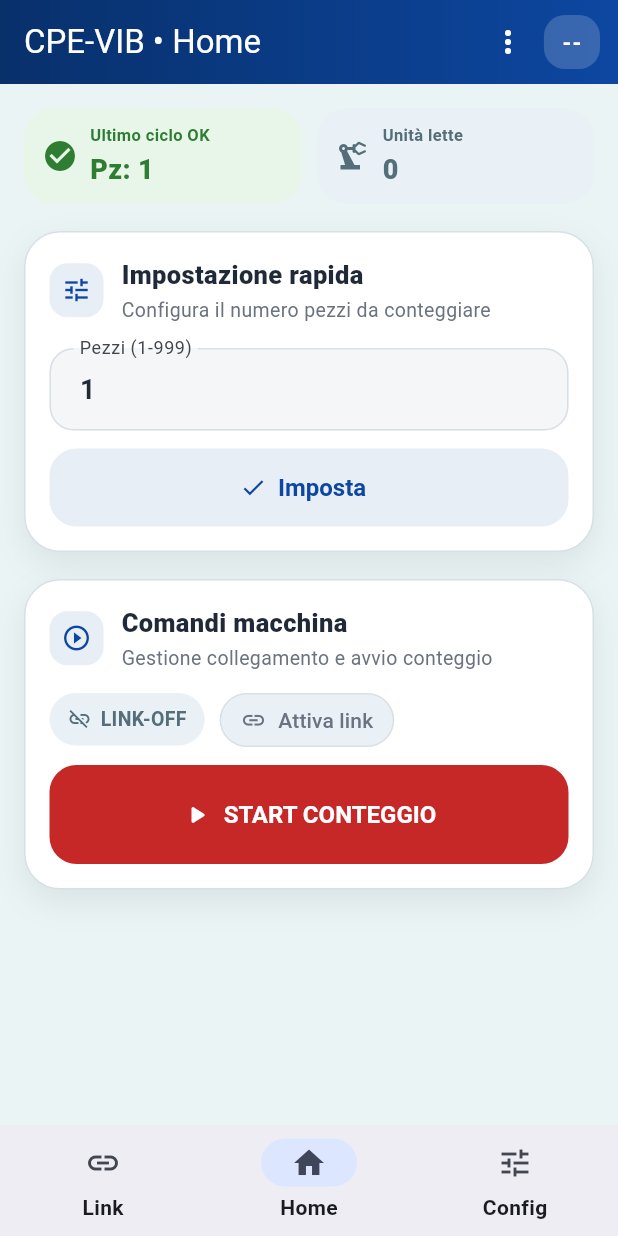
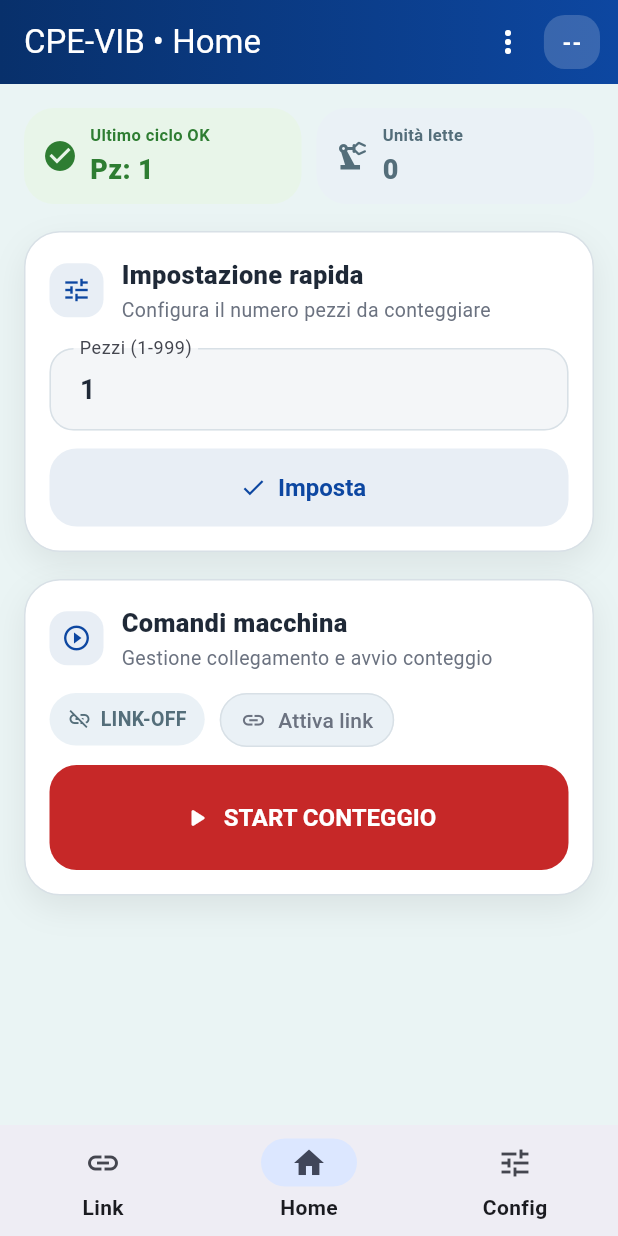
Before and after one commit to Luca0079CM/Pills-Counter-App, a Flutter app: the screen it shows after launch, item 2 of the bottom bar chosen, after a tap on "START CONTEGGIO", on a phone screen of 412 x 824 dp. Run offline on Flutter 3.47's test engine with Material 3 defaults, Android fonts, the phone set to English and light mode, and no system bars; our stand-ins replace shared_preferences; missing offline and left inert: flutter_ringtone_player.

Commit message:
Tighten Config form grid and enlarge Start button

```diff
--- a/lib/features/cpe_vib/presentation/pages/config_page.dart
+++ b/lib/features/cpe_vib/presentation/pages/config_page.dart
@@ -362,12 +362,12 @@ class _ResponsiveFieldsGrid extends StatelessWidget {
     return LayoutBuilder(
       builder: (context, constraints) {
         int crossAxisCount;
-        if (constraints.maxWidth < 420) {
+        if (constraints.maxWidth < 390) {
+          crossAxisCount = 1;
+        } else if (constraints.maxWidth < 900) {
           crossAxisCount = 2;
-        } else if (constraints.maxWidth < 900) {
+        } else {
           crossAxisCount = 3;
-        } else {
-          crossAxisCount = 4;
         }
 
         return GridView.builder(
@@ -376,9 +376,9 @@ class _ResponsiveFieldsGrid extends StatelessWidget {
           physics: const NeverScrollableScrollPhysics(),
           gridDelegate: SliverGridDelegateWithFixedCrossAxisCount(
             crossAxisCount: crossAxisCount,
-            mainAxisSpacing: 12,
-            crossAxisSpacing: 12,
-            childAspectRatio: constraints.maxWidth < 420 ? 1.55 : 1.8,
+            mainAxisSpacing: 10,
+            crossAxisSpacing: 10,
+            childAspectRatio: crossAxisCount == 1 ? 3.1 : 2.0,
           ),
           itemBuilder: (_, index) => children[index],
         );
--- a/lib/features/cpe_vib/presentation/pages/home_page.dart
+++ b/lib/features/cpe_vib/presentation/pages/home_page.dart
@@ -202,7 +202,7 @@ class HomePage extends StatelessWidget {
                         ? Icons.pause_circle
                         : Icons.play_arrow_rounded,
                     onPressed: controller.onStart,
-                    height: 66,
+                    height: 70,
                     backgroundColor: AppColors.danger,
                   ),
                 ],
```
